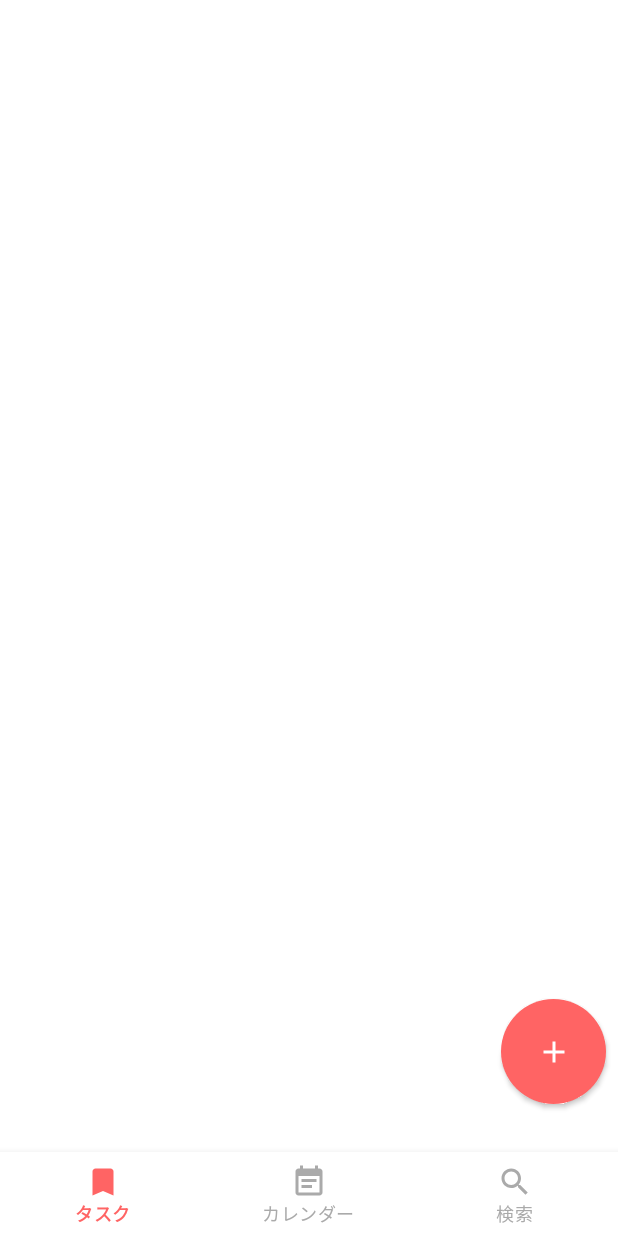
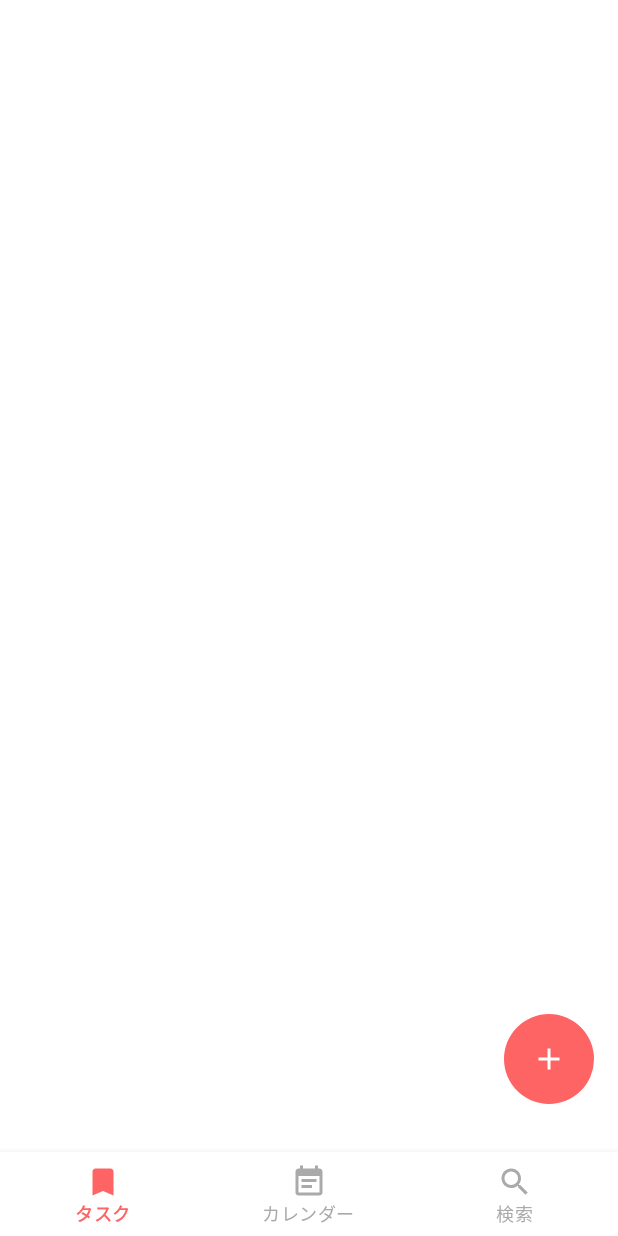
Before and after one commit to FNYukii/TaskNotebook, an Android app: the screen it shows after launch (MainActivity), on a phone screen of 412 x 824 dp. Run offline under Robolectric (Android 15) with nearby library versions, the phone set to English and light mode, and no system bars; our stand-ins replace navigation-ui.

Commit message:
margin調整

```diff
--- a/app/src/main/res/layout/activity_edit.xml
+++ b/app/src/main/res/layout/activity_edit.xml
@@ -92,7 +92,7 @@
         android:id="@+id/detailEdit"
         android:layout_width="match_parent"
         android:layout_height="wrap_content"
-        android:layout_marginTop="16dp"
+        android:layout_marginTop="32dp"
         android:layout_marginStart="8dp"
         android:layout_marginEnd="8dp"
         android:textAppearance="@style/TextAppearance.AppCompat.Medium"
--- a/app/src/main/res/layout/fragment_task.xml
+++ b/app/src/main/res/layout/fragment_task.xml
@@ -44,12 +44,12 @@
 
     <ImageButton
         android:id="@+id/floatingButton"
-        android:layout_width="70dp"
-        android:layout_height="70dp"
+        android:layout_width="60dp"
+        android:layout_height="60dp"
         android:background="@drawable/background_floating_button"
         app:layout_constraintEnd_toEndOf="parent"
         app:layout_constraintBottom_toBottomOf="parent"
-        android:layout_marginEnd="8dp"
+        android:layout_marginEnd="16dp"
         android:layout_marginBottom="32dp"
         android:elevation="2dp"
         android:src="@drawable/ic_baseline_add_24"
```
